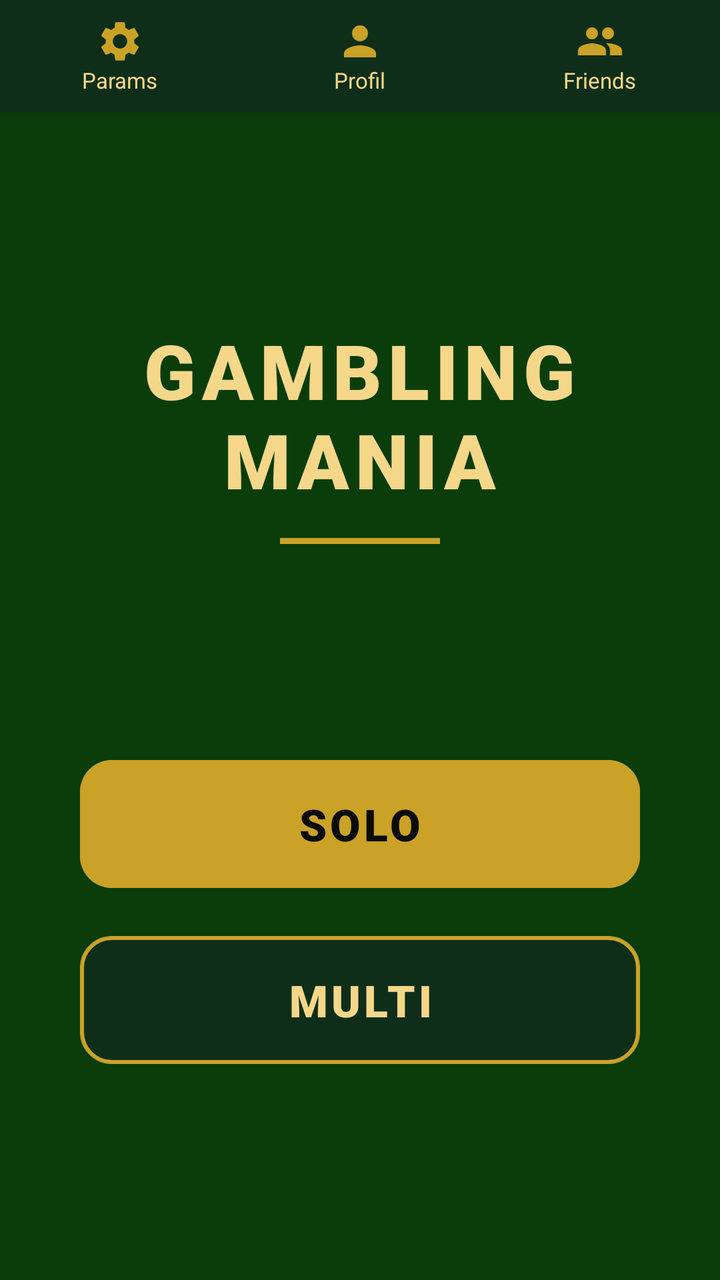
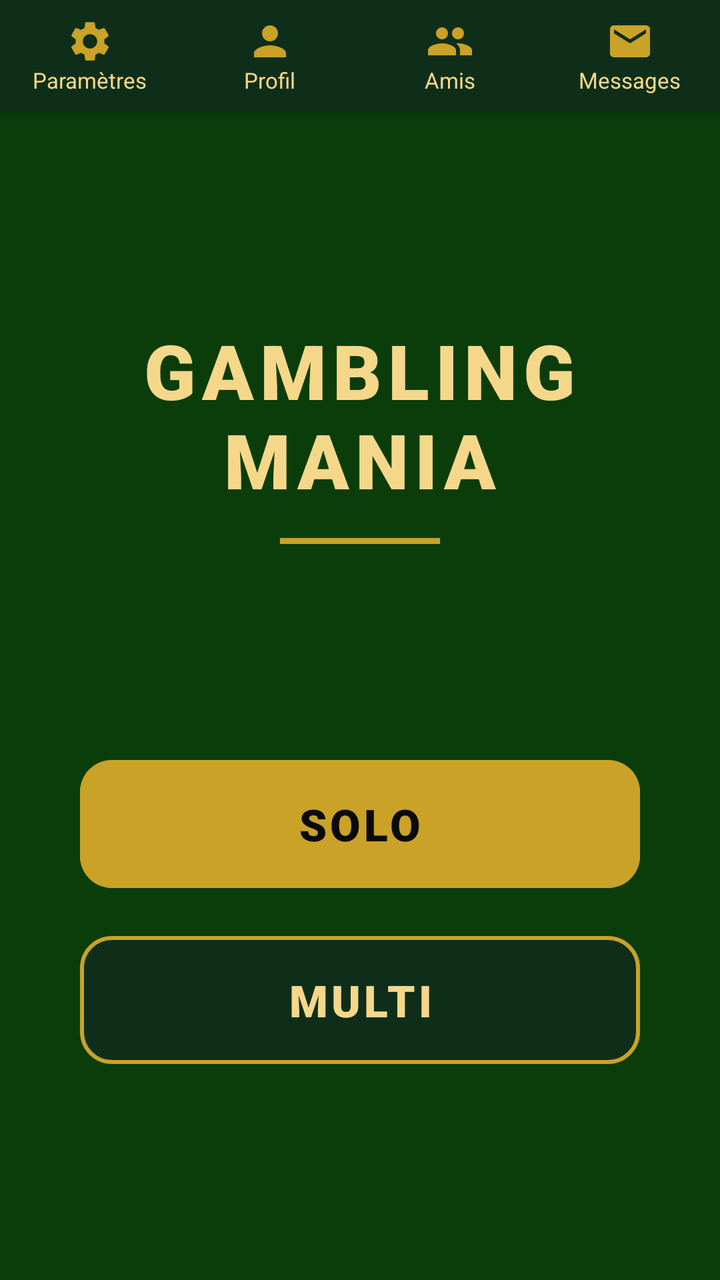

Two renders of the same Android screen: before a commit and after it. Below are the layout's source before the change and the commit's diff.
<!-- AndroidManifest.xml: application theme Theme.My_Application_Sandbox -->
<!-- res/layout/activity_main.xml -->
<?xml version="1.0" encoding="utf-8"?>
<LinearLayout xmlns:android="http://schemas.android.com/apk/res/android"
    xmlns:app="http://schemas.android.com/apk/res-auto"
    android:id="@+id/main"
    android:layout_width="match_parent"
    android:layout_height="match_parent"
    android:background="#0B3D0B"
    android:orientation="vertical">

    
    <LinearLayout
        android:id="@+id/topBar"
        android:layout_width="match_parent"
        android:layout_height="56dp"
        android:background="#0F2E1A"
        android:elevation="6dp"
        android:orientation="horizontal">

        <LinearLayout
            android:id="@+id/btn_params"
            android:layout_width="0dp"
            android:layout_height="match_parent"
            android:layout_weight="1"
            android:background="?attr/selectableItemBackground"
            android:clickable="true"
            android:focusable="true"
            android:gravity="center"
            android:onClick="comingSoon"
            android:orientation="vertical">
            <ImageView android:layout_width="24dp" android:layout_height="24dp"
                android:src="@drawable/ic_param" />
            <TextView android:layout_width="wrap_content" android:layout_height="wrap_content"
                android:text="Params" android:textColor="#F5D78A" android:textSize="11sp" />
        </LinearLayout>

        <LinearLayout
            android:id="@+id/btn_profile"
            android:layout_width="0dp"
            android:layout_height="match_parent"
            android:layout_weight="1"
            android:background="?attr/selectableItemBackground"
            android:clickable="true"
            android:focusable="true"
            android:gravity="center"
            android:onClick="comingSoon"
            android:orientation="vertical">
            <ImageView android:layout_width="24dp" android:layout_height="24dp"
                android:src="@drawable/ic_profile" />
            <TextView android:layout_width="wrap_content" android:layout_height="wrap_content"
                android:text="Profil" android:textColor="#F5D78A" android:textSize="11sp" />
        </LinearLayout>

        <LinearLayout
            android:id="@+id/btn_friends"
            android:layout_width="0dp"
            android:layout_height="match_parent"
            android:layout_weight="1"
            android:background="?attr/selectableItemBackground"
            android:clickable="true"
            android:focusable="true"
            android:gravity="center"
            android:onClick="comingSoon"
            android:orientation="vertical">
            <ImageView android:layout_width="24dp" android:layout_height="24dp"
                android:src="@drawable/ic_amis" />
            <TextView android:layout_width="wrap_content" android:layout_height="wrap_content"
                android:text="Friends" android:textColor="#F5D78A" android:textSize="11sp" />
        </LinearLayout>
    </LinearLayout>

    <LinearLayout
        android:layout_width="match_parent"
        android:layout_height="0dp"
        android:layout_weight="1"
        android:gravity="center_horizontal"
        android:orientation="vertical">

        <Space android:layout_width="match_parent" android:layout_height="0dp"
            android:layout_weight="1" />

        <TextView
            android:id="@+id/Title"
            android:layout_width="wrap_content"
            android:layout_height="wrap_content"
            android:fontFamily="sans-serif-black"
            android:gravity="center"
            android:letterSpacing="0.08"
            android:text="GAMBLING\nMANIA"
            android:textColor="#F5D78A"
            android:textSize="38sp" />

        <View android:layout_width="80dp" android:layout_height="3dp"
            android:layout_marginTop="14dp" android:background="#C9A227" />

        <Space android:layout_width="match_parent" android:layout_height="0dp"
            android:layout_weight="1" />

        
        <Button
            android:id="@+id/btn_solo"
            android:layout_width="280dp"
            android:layout_height="72dp"
            android:backgroundTint="#C9A227"
            android:elevation="6dp"
            android:fontFamily="sans-serif-black"
            android:letterSpacing="0.08"
            android:onClick="playSolo"
            android:text="SOLO"
            android:textAllCaps="true"
            android:textColor="#0A0A0A"
            android:textSize="22sp"
            app:cornerRadius="16dp" />

        <Space android:layout_width="match_parent" android:layout_height="16dp" />

        
        <Button
            android:id="@+id/btn_multi"
            android:layout_width="280dp"
            android:layout_height="72dp"
            android:backgroundTint="#0F2E1A"
            android:fontFamily="sans-serif-black"
            android:letterSpacing="0.08"
            android:onClick="playMulti"
            android:text="MULTI"
            android:textAllCaps="true"
            android:textColor="#F5D78A"
            android:textSize="22sp"
            app:cornerRadius="16dp"
            app:strokeColor="#C9A227"
            app:strokeWidth="2dp" />

        <Space android:layout_width="match_parent" android:layout_height="0dp"
            android:layout_weight="1" />
    </LinearLayout>
</LinearLayout>
<!-- resources referenced by this layout -->
<resources>
  <!-- drawable ic_amis (drawable) -->
  <?xml version="1.0" encoding="utf-8"?>
  <vector xmlns:android="http://schemas.android.com/apk/res/android"
      android:width="24dp" android:height="24dp"
      android:viewportWidth="24" android:viewportHeight="24">
      <path android:fillColor="#C9A227"
          android:pathData="M16,11c1.66,0 2.99,-1.34 2.99,-3S17.66,5 16,5c-1.66,0 -3,1.34 -3,3s1.34,3 3,3zM8,11c1.66,0 2.99,-1.34 2.99,-3S9.66,5 8,5C6.34,5 5,6.34 5,8s1.34,3 3,3zM8,13c-2.33,0 -7,1.17 -7,3.5V19h14v-2.5c0,-2.33 -4.67,-3.5 -7,-3.5zM16,13c-0.29,0 -0.62,0.02 -0.97,0.05 1.16,0.84 1.97,1.97 1.97,3.45V19h6v-2.5c0,-2.33 -4.67,-3.5 -7,-3.5z"/>
  </vector>
  <!-- drawable ic_param (drawable) -->
  <?xml version="1.0" encoding="utf-8"?>
  <vector xmlns:android="http://schemas.android.com/apk/res/android"
      android:width="24dp" android:height="24dp"
      android:viewportWidth="24" android:viewportHeight="24">
      <path android:fillColor="#C9A227"
          android:pathData="M19.14,12.94c0.04,-0.3 0.06,-0.61 0.06,-0.94c0,-0.32 -0.02,-0.64 -0.07,-0.94l2.03,-1.58c0.18,-0.14 0.23,-0.41 0.12,-0.61l-1.92,-3.32c-0.12,-0.22 -0.37,-0.29 -0.59,-0.22l-2.39,0.96c-0.5,-0.38 -1.03,-0.7 -1.62,-0.94L14.4,2.81c-0.04,-0.24 -0.24,-0.41 -0.48,-0.41h-3.84c-0.24,0 -0.43,0.17 -0.47,0.41L9.25,5.35C8.66,5.59 8.12,5.92 7.63,6.29L5.24,5.33c-0.22,-0.08 -0.47,0 -0.59,0.22L2.74,8.87C2.62,9.08 2.66,9.34 2.86,9.48l2.03,1.58C4.84,11.36 4.8,11.69 4.8,12s0.02,0.64 0.07,0.94l-2.03,1.58c-0.18,0.14 -0.23,0.41 -0.12,0.61l1.92,3.32c0.12,0.22 0.37,0.29 0.59,0.22l2.39,-0.96c0.5,0.38 1.03,0.7 1.62,0.94l0.36,2.54c0.05,0.24 0.24,0.41 0.48,0.41h3.84c0.24,0 0.44,-0.17 0.47,-0.41l0.36,-2.54c0.59,-0.24 1.13,-0.56 1.62,-0.94l2.39,0.96c0.22,0.08 0.47,0 0.59,-0.22l1.92,-3.32c0.12,-0.22 0.07,-0.47 -0.12,-0.61L19.14,12.94zM12,15.6c-1.98,0 -3.6,-1.62 -3.6,-3.6s1.62,-3.6 3.6,-3.6s3.6,1.62 3.6,3.6S13.98,15.6 12,15.6z"/>
  </vector>
  <!-- drawable ic_profile (drawable) -->
  <?xml version="1.0" encoding="utf-8"?>
  <vector xmlns:android="http://schemas.android.com/apk/res/android"
      android:width="24dp" android:height="24dp"
      android:viewportWidth="24" android:viewportHeight="24">
      <path android:fillColor="#C9A227"
          android:pathData="M12,12c2.21,0 4,-1.79 4,-4s-1.79,-4 -4,-4 -4,1.79 -4,4 1.79,4 4,4zM12,14c-2.67,0 -8,1.34 -8,4v2h16v-2c0,-2.66 -5.33,-4 -8,-4z"/>
  </vector>
  <style name="Theme.My_Application_Sandbox" parent="Base.Theme.My_Application_Sandbox" />
  <style name="Base.Theme.My_Application_Sandbox" parent="Theme.Material3.DayNight.NoActionBar">
          
          <item name="materialAlertDialogTheme">@style/Casino.Dialog</item>
          
      </style>
  <style name="Casino.Dialog" parent="ThemeOverlay.Material3.MaterialAlertDialog">
          <item name="colorSurface">#0F2E1A</item>
          <item name="colorOnSurface">#FFFFFF</item>
          <item name="colorOnSurfaceVariant">#F5D78A</item>
          <item name="colorPrimary">#C9A227</item>
          <item name="materialAlertDialogTitleTextStyle">@style/Casino.DialogTitle</item>
      </style>
  <style name="Casino.DialogTitle" parent="MaterialAlertDialog.Material3.Title.Text">
          <item name="android:textColor">#C9A227</item>
          <item name="android:textStyle">bold</item>
      </style>
</resources>

<!-- the commit's change to res/layout/activity_main.xml (unified diff, before → after) -->
@@ -30,7 +30,7 @@
             <ImageView android:layout_width="24dp" android:layout_height="24dp"
                 android:src="@drawable/ic_param" />
             <TextView android:layout_width="wrap_content" android:layout_height="wrap_content"
-                android:text="Params" android:textColor="#F5D78A" android:textSize="11sp" />
+                android:text="Paramètres" android:textColor="#F5D78A" android:textSize="11sp" />
         </LinearLayout>
 
         <LinearLayout
@@ -42,7 +42,7 @@
             android:clickable="true"
             android:focusable="true"
             android:gravity="center"
-            android:onClick="comingSoon"
+            android:onClick="showProfile"
             android:orientation="vertical">
             <ImageView android:layout_width="24dp" android:layout_height="24dp"
                 android:src="@drawable/ic_profile" />
@@ -64,7 +64,24 @@
             <ImageView android:layout_width="24dp" android:layout_height="24dp"
                 android:src="@drawable/ic_amis" />
             <TextView android:layout_width="wrap_content" android:layout_height="wrap_content"
-                android:text="Friends" android:textColor="#F5D78A" android:textSize="11sp" />
+                android:text="Amis" android:textColor="#F5D78A" android:textSize="11sp" />
+        </LinearLayout>
+
+        <LinearLayout
+            android:id="@+id/btn_mail"
+            android:layout_width="0dp"
+            android:layout_height="match_parent"
+            android:layout_weight="1"
+            android:background="?attr/selectableItemBackground"
+            android:clickable="true"
+            android:focusable="true"
+            android:gravity="center"
+            android:onClick="comingSoon"
+            android:orientation="vertical">
+            <ImageView android:layout_width="24dp" android:layout_height="24dp"
+                android:src="@drawable/ic_mail" />
+            <TextView android:layout_width="wrap_content" android:layout_height="wrap_content"
+                android:text="Messages" android:textColor="#F5D78A" android:textSize="11sp" />
         </LinearLayout>
     </LinearLayout>
 
<!-- resource entries referenced after the edit -->
@@ -7,6 +7,14 @@
       android:viewportWidth="24" android:viewportHeight="24">
       <path android:fillColor="#C9A227"
           android:pathData="M16,11c1.66,0 2.99,-1.34 2.99,-3S17.66,5 16,5c-1.66,0 -3,1.34 -3,3s1.34,3 3,3zM8,11c1.66,0 2.99,-1.34 2.99,-3S9.66,5 8,5C6.34,5 5,6.34 5,8s1.34,3 3,3zM8,13c-2.33,0 -7,1.17 -7,3.5V19h14v-2.5c0,-2.33 -4.67,-3.5 -7,-3.5zM16,13c-0.29,0 -0.62,0.02 -0.97,0.05 1.16,0.84 1.97,1.97 1.97,3.45V19h6v-2.5c0,-2.33 -4.67,-3.5 -7,-3.5z"/>
+  </vector>
+  <!-- drawable ic_mail (drawable) -->
+  <?xml version="1.0" encoding="utf-8"?>
+  <vector xmlns:android="http://schemas.android.com/apk/res/android"
+      android:width="24dp" android:height="24dp"
+      android:viewportWidth="24" android:viewportHeight="24">
+      <path android:fillColor="#C9A227"
+          android:pathData="M20,4H4c-1.1,0 -1.99,0.9 -1.99,2L2,18c0,1.1 0.9,2 2,2h16c1.1,0 2,-0.9 2,-2V6c0,-1.1 -0.9,-2 -2,-2zM20,8l-8,5 -8,-5V6l8,5 8,-5v2z"/>
   </vector>
   <!-- drawable ic_param (drawable) -->
   <?xml version="1.0" encoding="utf-8"?>
@@ -36,6 +44,7 @@
           <item name="colorOnSurfaceVariant">#F5D78A</item>
           <item name="colorPrimary">#C9A227</item>
           <item name="materialAlertDialogTitleTextStyle">@style/Casino.DialogTitle</item>
+          <item name="android:backgroundDimAmount">0.8</item>
       </style>
   <style name="Casino.DialogTitle" parent="MaterialAlertDialog.Material3.Title.Text">
           <item name="android:textColor">#C9A227</item>
